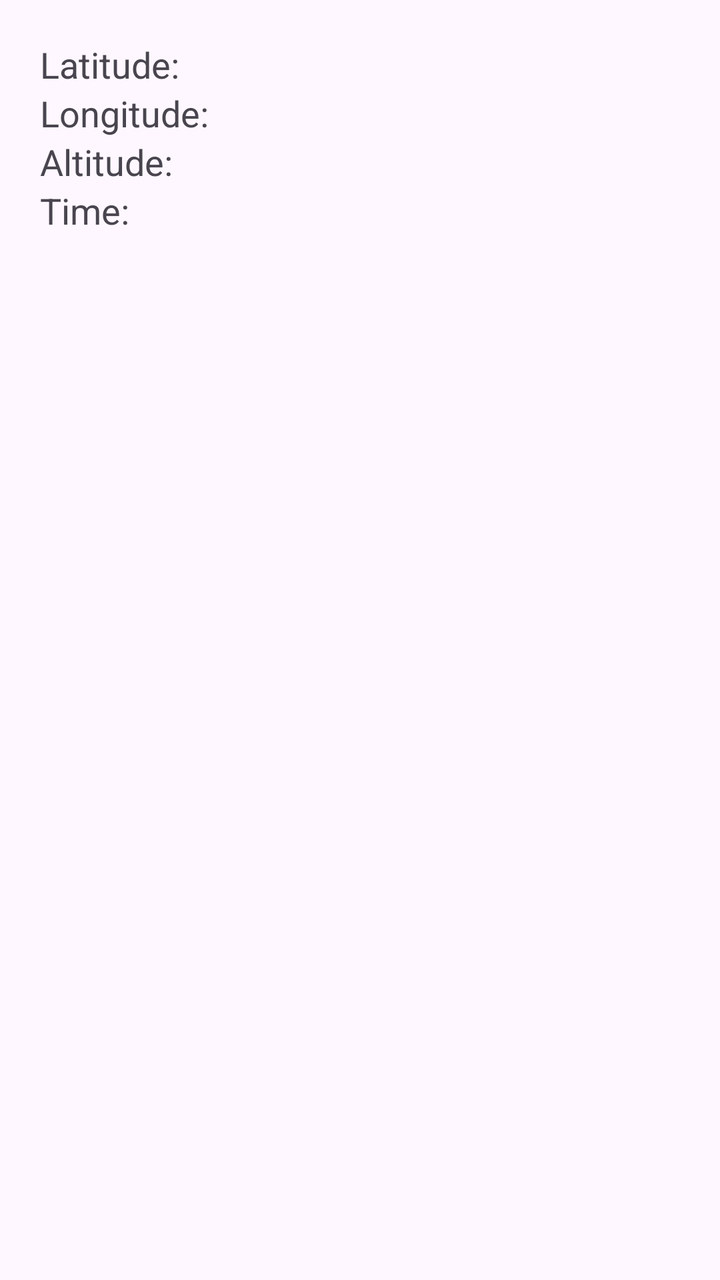
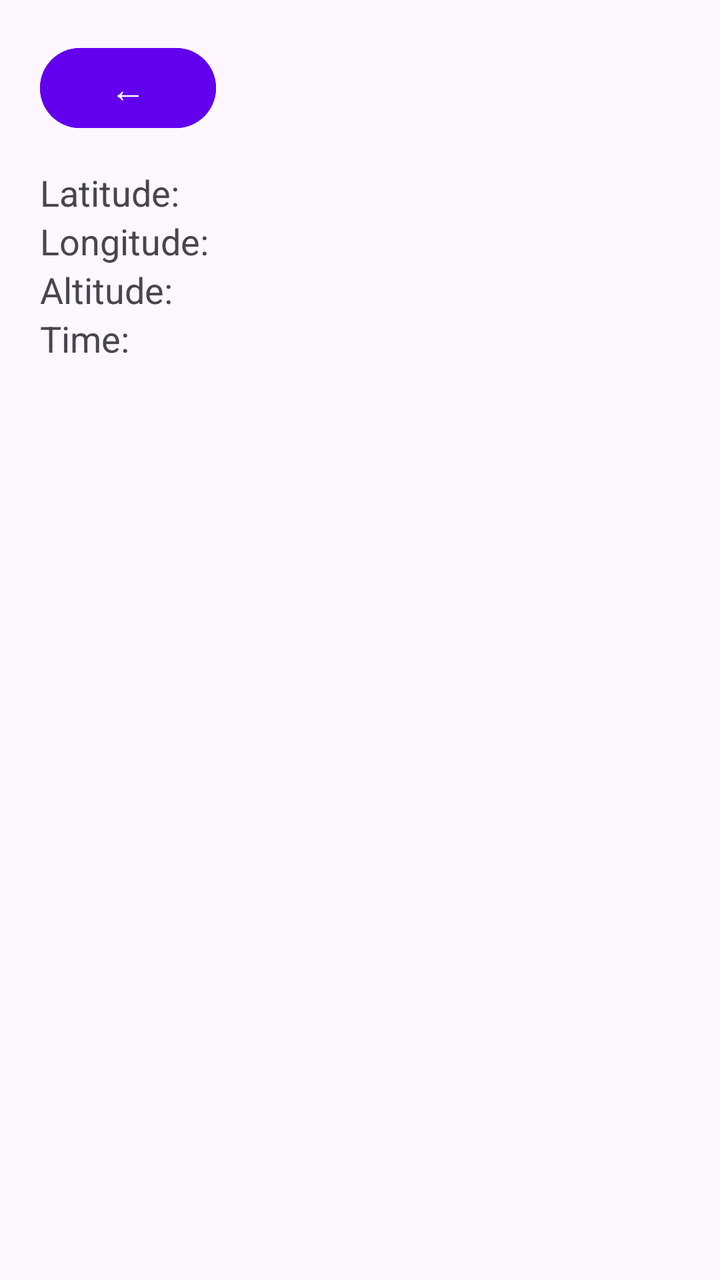

The first picture is an Android layout as it rendered before a commit; the second is the same layout after the commit. The layout source and the unified diff follow.
<!-- AndroidManifest.xml: application theme Theme.MyApplication -->
<!-- res/layout/activity_location.xml -->
<?xml version="1.0" encoding="utf-8"?>
<LinearLayout xmlns:android="http://schemas.android.com/apk/res/android"
    android:orientation="vertical"
    android:padding="20dp"
    android:layout_width="match_parent"
    android:layout_height="match_parent">

    <TextView
        android:id="@+id/tvLat"
        android:text="Latitude:"
        android:textSize="18sp"
        android:layout_width="wrap_content"
        android:layout_height="wrap_content"/>

    <TextView
        android:id="@+id/tvLon"
        android:text="Longitude:"
        android:textSize="18sp"
        android:layout_width="wrap_content"
        android:layout_height="wrap_content"/>

    <TextView
        android:id="@+id/tvAlt"
        android:text="Altitude:"
        android:textSize="18sp"
        android:layout_width="wrap_content"
        android:layout_height="wrap_content"/>

    <TextView
        android:id="@+id/tvTime"
        android:text="Time:"
        android:textSize="18sp"
        android:layout_width="wrap_content"
        android:layout_height="wrap_content"/>

</LinearLayout>
<!-- resources referenced by this layout -->
<resources>
  <style name="Theme.MyApplication" parent="Base.Theme.MyApplication" />
  <style name="Base.Theme.MyApplication" parent="Theme.Material3.DayNight.NoActionBar">
          
          
      </style>
</resources>

<!-- the commit's change to res/layout/activity_location.xml (unified diff, before → after) -->
@@ -4,6 +4,16 @@
     android:padding="20dp"
     android:layout_width="match_parent"
     android:layout_height="match_parent">
+
+    <Button
+        android:id="@+id/btnBackToMenu"
+        android:layout_width="wrap_content"
+        android:layout_height="wrap_content"
+        android:text="←"
+        android:textSize="18sp"
+        android:backgroundTint="#6200EE"
+        android:textColor="#FFFFFF"
+        android:layout_marginBottom="16dp"/>
 
     <TextView
         android:id="@+id/tvLat"
